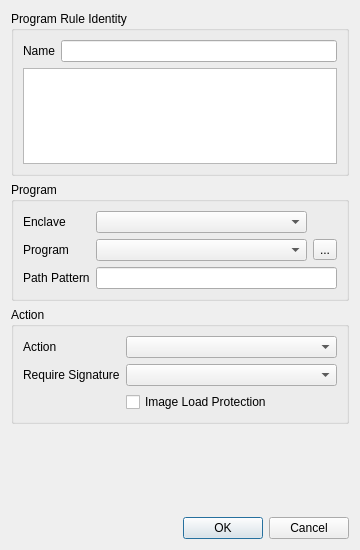
Before: the Qt Designer form MajorPrivacy/Forms/ProgramRuleWnd.ui in xanasoft/MajorPrivacy, drawn with Qt 5.
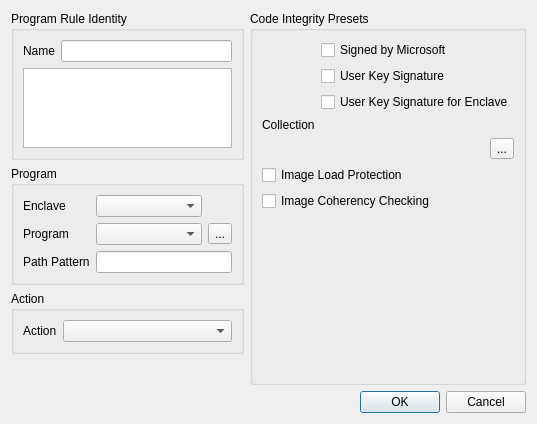
After: the same form once the commit is applied.

What changed in the file:
```diff
--- a/MajorPrivacy/Forms/ProgramRuleWnd.ui
+++ b/MajorPrivacy/Forms/ProgramRuleWnd.ui
@@ -6,19 +6,66 @@
    <rect>
     <x>0</x>
     <y>0</y>
-    <width>360</width>
-    <height>550</height>
+    <width>537</width>
+    <height>424</height>
    </rect>
   </property>
   <property name="windowTitle">
    <string>Form</string>
   </property>
   <layout class="QGridLayout" name="gridLayout">
-   <item row="4" column="0">
-    <widget class="QDialogButtonBox" name="buttonBox">
-     <property name="standardButtons">
-      <set>QDialogButtonBox::Cancel|QDialogButtonBox::Ok</set>
+   <item row="0" column="0">
+    <widget class="QGroupBox" name="groupBox">
+     <property name="sizePolicy">
+      <sizepolicy hsizetype="Preferred" vsizetype="Maximum">
+       <horstretch>0</horstretch>
+       <verstretch>0</verstretch>
+      </sizepolicy>
      </property>
+     <property name="title">
+      <string>Program Rule Identity</string>
+     </property>
+     <layout class="QGridLayout" name="gridLayout_2">
+      <item row="0" column="0">
+       <widget class="QLabel" name="label">
+        <property name="sizePolicy">
+         <sizepolicy hsizetype="Maximum" vsizetype="Preferred">
+          <horstretch>0</horstretch>
+          <verstretch>0</verstretch>
+         </sizepolicy>
+        </property>
+        <property name="text">
+         <string>Name</string>
+        </property>
+       </widget>
+      </item>
+      <item row="0" column="1">
+       <widget class="QLineEdit" name="txtName">
+        <property name="sizePolicy">
+         <sizepolicy hsizetype="Preferred" vsizetype="Fixed">
+          <horstretch>0</horstretch>
+          <verstretch>0</verstretch>
+         </sizepolicy>
+        </property>
+       </widget>
+      </item>
+      <item row="1" column="0" colspan="2">
+       <widget class="QPlainTextEdit" name="txtInfo">
+        <property name="sizePolicy">
+         <sizepolicy hsizetype="Preferred" vsizetype="Expanding">
+          <horstretch>0</horstretch>
+          <verstretch>0</verstretch>
+         </sizepolicy>
+        </property>
+        <property name="maximumSize">
+         <size>
+          <width>16777215</width>
+          <height>96</height>
+         </size>
+        </property>
+       </widget>
+      </item>
+     </layout>
     </widget>
    </item>
    <item row="1" column="0">
@@ -105,60 +152,6 @@
      </layout>
     </widget>
    </item>
-   <item row="0" column="0">
-    <widget class="QGroupBox" name="groupBox">
-     <property name="sizePolicy">
-      <sizepolicy hsizetype="Preferred" vsizetype="Maximum">
-       <horstretch>0</horstretch>
-       <verstretch>0</verstretch>
-      </sizepolicy>
-     </property>
-     <property name="title">
-      <string>Program Rule Identity</string>
-     </property>
-     <layout class="QGridLayout" name="gridLayout_2">
-      <item row="0" column="0">
-       <widget class="QLabel" name="label">
-        <property name="sizePolicy">
-         <sizepolicy hsizetype="Maximum" vsizetype="Preferred">
-          <horstretch>0</horstretch>
-          <verstretch>0</verstretch>
-         </sizepolicy>
-        </property>
-        <property name="text">
-         <string>Name</string>
-        </property>
-       </widget>
-      </item>
-      <item row="0" column="1">
-       <widget class="QLineEdit" name="txtName">
-        <property name="sizePolicy">
-         <sizepolicy hsizetype="Preferred" vsizetype="Fixed">
-          <horstretch>0</horstretch>
-          <verstretch>0</verstretch>
-         </sizepolicy>
-        </property>
-       </widget>
-      </item>
-      <item row="1" column="0" colspan="2">
-       <widget class="QPlainTextEdit" name="txtInfo">
-        <property name="sizePolicy">
-         <sizepolicy hsizetype="Preferred" vsizetype="Expanding">
-          <horstretch>0</horstretch>
-          <verstretch>0</verstretch>
-         </sizepolicy>
-        </property>
-        <property name="maximumSize">
-         <size>
-          <width>16777215</width>
-          <height>96</height>
-         </size>
-        </property>
-       </widget>
-      </item>
-     </layout>
-    </widget>
-   </item>
    <item row="2" column="0">
     <widget class="QGroupBox" name="groupBox_4">
      <property name="sizePolicy">
@@ -171,16 +164,6 @@
       <string>Action</string>
      </property>
      <layout class="QGridLayout" name="gridLayout_5">
-      <item row="0" column="1" colspan="2">
-       <widget class="QComboBox" name="cmbAction"/>
-      </item>
-      <item row="1" column="0">
-       <widget class="QLabel" name="label_4">
-        <property name="text">
-         <string>Require Signature</string>
-        </property>
-       </widget>
-      </item>
       <item row="0" column="0">
        <widget class="QLabel" name="label_3">
         <property name="sizePolicy">
@@ -194,23 +177,16 @@
         </property>
        </widget>
       </item>
-      <item row="1" column="1" colspan="2">
-       <widget class="QComboBox" name="cmbSignature"/>
-      </item>
-      <item row="2" column="1" colspan="2">
-       <widget class="QCheckBox" name="chkImageProtection">
-        <property name="text">
-         <string>Image Load Protection</string>
-        </property>
-       </widget>
+      <item row="0" column="1" colspan="2">
+       <widget class="QComboBox" name="cmbAction"/>
       </item>
      </layout>
     </widget>
    </item>
-   <item row="3" column="0">
+   <item row="4" column="0">
     <spacer name="verticalSpacer">
      <property name="orientation">
-      <enum>Qt::Vertical</enum>
+      <enum>Qt::Orientation::Vertical</enum>
      </property>
      <property name="sizeHint" stdset="0">
       <size>
@@ -220,6 +196,102 @@
      </property>
     </spacer>
    </item>
+   <item row="5" column="0" colspan="2">
+    <widget class="QDialogButtonBox" name="buttonBox">
+     <property name="standardButtons">
+      <set>QDialogButtonBox::StandardButton::Cancel|QDialogButtonBox::StandardButton::Ok</set>
+     </property>
+    </widget>
+   </item>
+   <item row="0" column="1" rowspan="5">
+    <widget class="QGroupBox" name="groupBox_5">
+     <property name="sizePolicy">
+      <sizepolicy hsizetype="Preferred" vsizetype="Preferred">
+       <horstretch>0</horstretch>
+       <verstretch>0</verstretch>
+      </sizepolicy>
+     </property>
+     <property name="title">
+      <string>Code Integrity Presets</string>
+     </property>
+     <layout class="QGridLayout" name="loCI">
+      <item row="3" column="0">
+       <widget class="QLabel" name="label_8">
+        <property name="sizePolicy">
+         <sizepolicy hsizetype="Maximum" vsizetype="Preferred">
+          <horstretch>0</horstretch>
+          <verstretch>0</verstretch>
+         </sizepolicy>
+        </property>
+        <property name="text">
+         <string>Collection</string>
+        </property>
+        <property name="alignment">
+         <set>Qt::AlignmentFlag::AlignLeading|Qt::AlignmentFlag::AlignLeft|Qt::AlignmentFlag::AlignTop</set>
+        </property>
+       </widget>
+      </item>
+      <item row="4" column="2">
+       <widget class="QToolButton" name="btnAddCollection">
+        <property name="toolTip">
+         <string>Add new Collection</string>
+        </property>
+        <property name="text">
+         <string>...</string>
+        </property>
+       </widget>
+      </item>
+      <item row="2" column="1" colspan="2">
+       <widget class="QCheckBox" name="chkAllowEnclave">
+        <property name="text">
+         <string>User Key Signature for Enclave</string>
+        </property>
+       </widget>
+      </item>
+      <item row="7" column="0">
+       <spacer name="verticalSpacer_2">
+        <property name="orientation">
+         <enum>Qt::Orientation::Vertical</enum>
+        </property>
+        <property name="sizeHint" stdset="0">
+         <size>
+          <width>20</width>
+          <height>40</height>
+         </size>
+        </property>
+       </spacer>
+      </item>
+      <item row="0" column="1" colspan="2">
+       <widget class="QCheckBox" name="chkAllowMS">
+        <property name="text">
+         <string>Signed by Microsoft</string>
+        </property>
+       </widget>
+      </item>
+      <item row="1" column="1" colspan="2">
+       <widget class="QCheckBox" name="chkAllowUser">
+        <property name="text">
+         <string>User Key Signature</string>
+        </property>
+       </widget>
+      </item>
+      <item row="5" column="0" colspan="3">
+       <widget class="QCheckBox" name="chkImageProtection">
+        <property name="text">
+         <string>Image Load Protection</string>
+        </property>
+       </widget>
+      </item>
+      <item row="6" column="0" colspan="3">
+       <widget class="QCheckBox" name="chkCoherencyChecking">
+        <property name="text">
+         <string>Image Coherency Checking</string>
+        </property>
+       </widget>
+      </item>
+     </layout>
+    </widget>
+   </item>
   </layout>
  </widget>
  <resources/>
```
